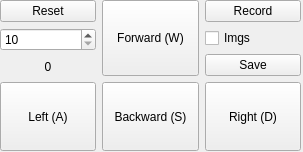
This is DataCollector.ui in dij0s/AdGA as Qt 5 draws it before an edit. The edited form follows.
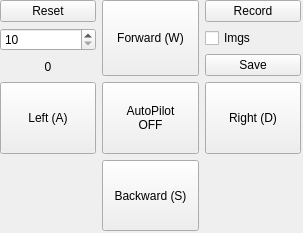
This is the edited form.

Commit message: Added sample autopilot file + sensing_message processing interface in data_collector.ui

```diff
--- a/DataCollector.ui
+++ b/DataCollector.ui
@@ -7,7 +7,7 @@
     <x>0</x>
     <y>0</y>
     <width>303</width>
-    <height>152</height>
+    <height>233</height>
    </rect>
   </property>
   <property name="windowTitle">
@@ -19,7 +19,7 @@
      <x>0</x>
      <y>0</y>
      <width>301</width>
-     <height>151</height>
+     <height>231</height>
     </rect>
    </property>
    <layout class="QGridLayout" name="gridLayout" columnstretch="0,0,0">
@@ -49,19 +49,6 @@
       </property>
      </widget>
     </item>
-    <item row="3" column="1">
-     <widget class="QPushButton" name="backwardButton">
-      <property name="sizePolicy">
-       <sizepolicy hsizetype="Expanding" vsizetype="Expanding">
-        <horstretch>0</horstretch>
-        <verstretch>0</verstretch>
-       </sizepolicy>
-      </property>
-      <property name="text">
-       <string>Backward (S)</string>
-      </property>
-     </widget>
-    </item>
     <item row="3" column="2">
      <widget class="QPushButton" name="rightButton">
       <property name="sizePolicy">
@@ -135,6 +122,33 @@
       </item>
      </layout>
     </item>
+    <item row="3" column="1">
+     <widget class="QPushButton" name="AutopilotButton">
+      <property name="sizePolicy">
+       <sizepolicy hsizetype="Expanding" vsizetype="Expanding">
+        <horstretch>0</horstretch>
+        <verstretch>0</verstretch>
+       </sizepolicy>
+      </property>
+      <property name="text">
+       <string>AutoPilot
+OFF</string>
+      </property>
+     </widget>
+    </item>
+    <item row="4" column="1">
+     <widget class="QPushButton" name="backwardButton">
+      <property name="sizePolicy">
+       <sizepolicy hsizetype="Expanding" vsizetype="Expanding">
+        <horstretch>0</horstretch>
+        <verstretch>0</verstretch>
+       </sizepolicy>
+      </property>
+      <property name="text">
+       <string>Backward (S)</string>
+      </property>
+     </widget>
+    </item>
    </layout>
   </widget>
  </widget>
```
The commit also changes 2 other files.
